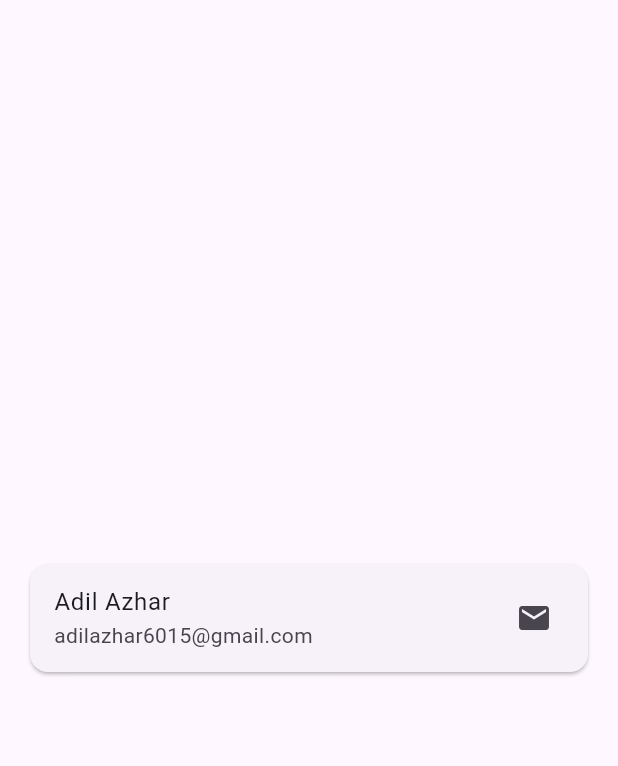
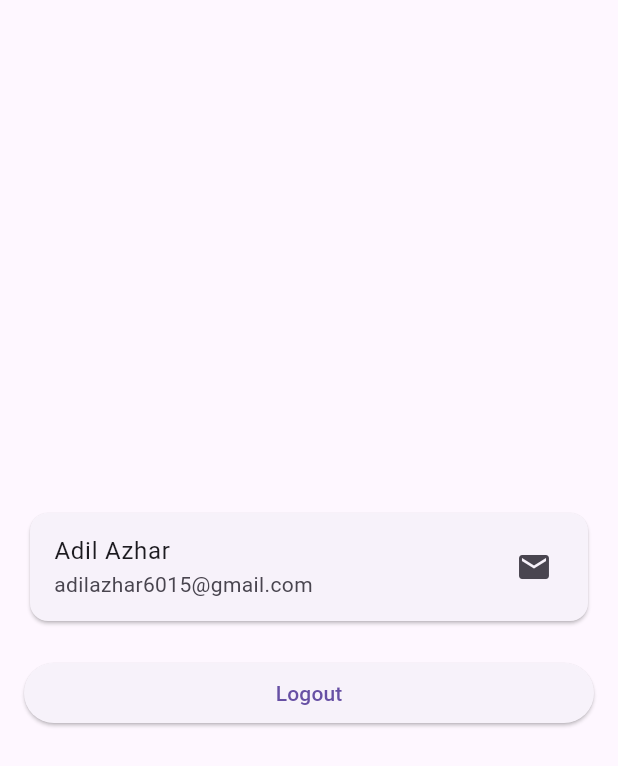
Before and after one commit to adil-tecspine/task_5_firebase_auth_firestore, a Flutter app: the HomeScreen screen opened directly, on a phone screen of 412 x 824 dp. Shown: the top 766 px of the screen. Run offline on Flutter 3.47's test engine with Material 3 defaults, Android fonts, the phone set to English and light mode, and no system bars; our stand-ins replace firebase_auth, firebase_core, get; accounts and stored records are empty.

Commit message:
Add HomeScreenController for managing logout functionality and state; update HomeScreen to utilize the controller.

```diff
--- /dev/null
+++ b/lib/controller/home_screen_controller.dart
@@ -0,0 +1,36 @@
+import 'dart:developer';
+
+import 'package:flutter/material.dart';
+import 'package:get/get.dart';
+import 'package:task_5_firebase_auth_firestore/data/auth_repository.dart';
+import 'package:task_5_firebase_auth_firestore/login_screen.dart';
+
+class HomeScreenController extends GetxController {
+  final AuthRepository authRepository;
+
+  final Rx<RxStatus> status = RxStatus.empty().obs;
+
+  HomeScreenController() : authRepository = AuthRepository();
+
+  void logout() async {
+    try {
+      status.value = RxStatus.loading();
+      Get.defaultDialog(
+        title: 'Logging Out',
+        content: const CircularProgressIndicator(),
+        barrierDismissible: false,
+      );
+      await authRepository.signOut();
+      status.value = RxStatus.success();
+      Get.back();
+      Get.snackbar('Success', 'Logout successful');
+      // Navigate to login screen
+      Get.off(() => const LoginScreen());
+    } catch (e) {
+      Get.back();
+      log('Error in logout: $e');
+      Get.snackbar('Error', 'Logout failed. ${e.toString()}');
+      status.value = RxStatus.error(e.toString());
+    }
+  }
+}
--- a/lib/home_screen.dart
+++ b/lib/home_screen.dart
@@ -1,4 +1,6 @@
 import 'package:flutter/material.dart';
+import 'package:get/get.dart';
+import 'package:task_5_firebase_auth_firestore/controller/home_screen_controller.dart';
 import 'package:task_5_firebase_auth_firestore/update_profile_widget.dart';
 import 'package:task_5_firebase_auth_firestore/utils/dimen.dart';
 
@@ -7,11 +9,16 @@ class HomeScreen extends StatelessWidget {
 
   @override
   Widget build(BuildContext context) {
+    final controller = Get.put(HomeScreenController());
     return Scaffold(
       body: Padding(
         padding: EdgeInsetsGeometry.all(Dimen.s16),
         child: Center(
-          child: Card(
+          child: Column(
+            spacing: Dimen.s20,
+            mainAxisSize: MainAxisSize.min,
+            children: [
+              Card(
                 child: ListTile(
                   title: Text('Adil Azhar'),
                   subtitle: Text('adilazhar6015@gmail.com'),
@@ -24,6 +31,17 @@ class HomeScreen extends StatelessWidget {
                   ),
                 ),
               ),
+              SizedBox(
+                width: double.infinity,
+                child: ElevatedButton(
+                  onPressed: () {
+                    controller.logout();
+                  },
+                  child: const Text('Logout'),
+                ),
+              ),
+            ],
+          ),
         ),
       ),
     );
```
Lines whose indentation alone changed are shown as unchanged.
